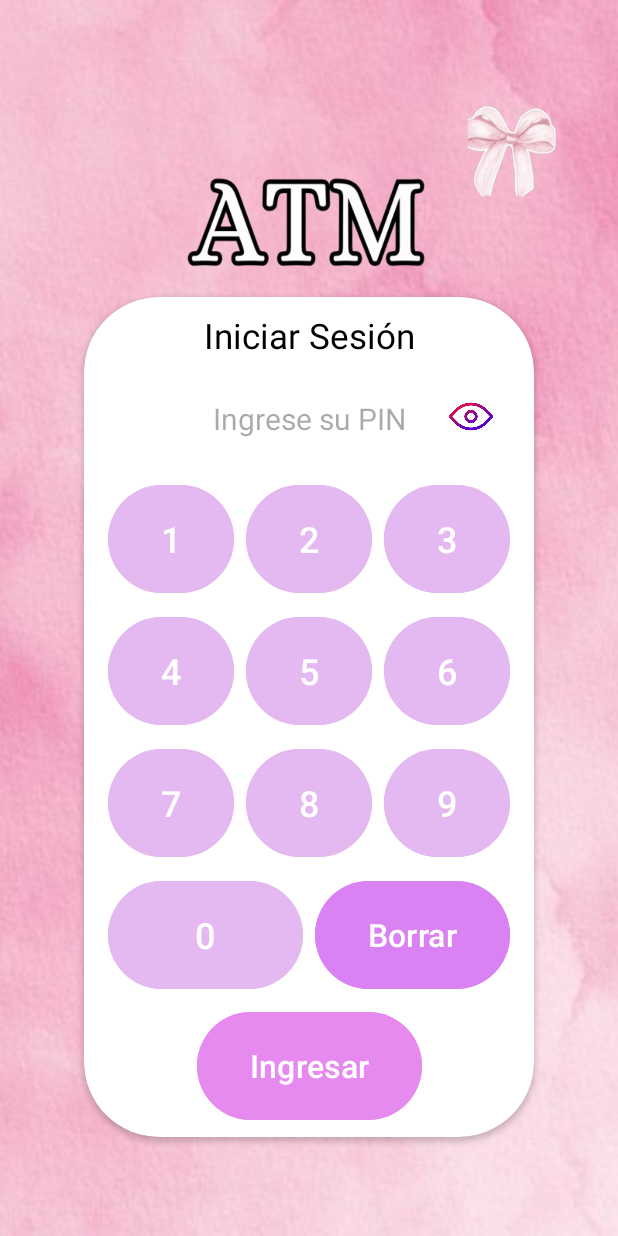
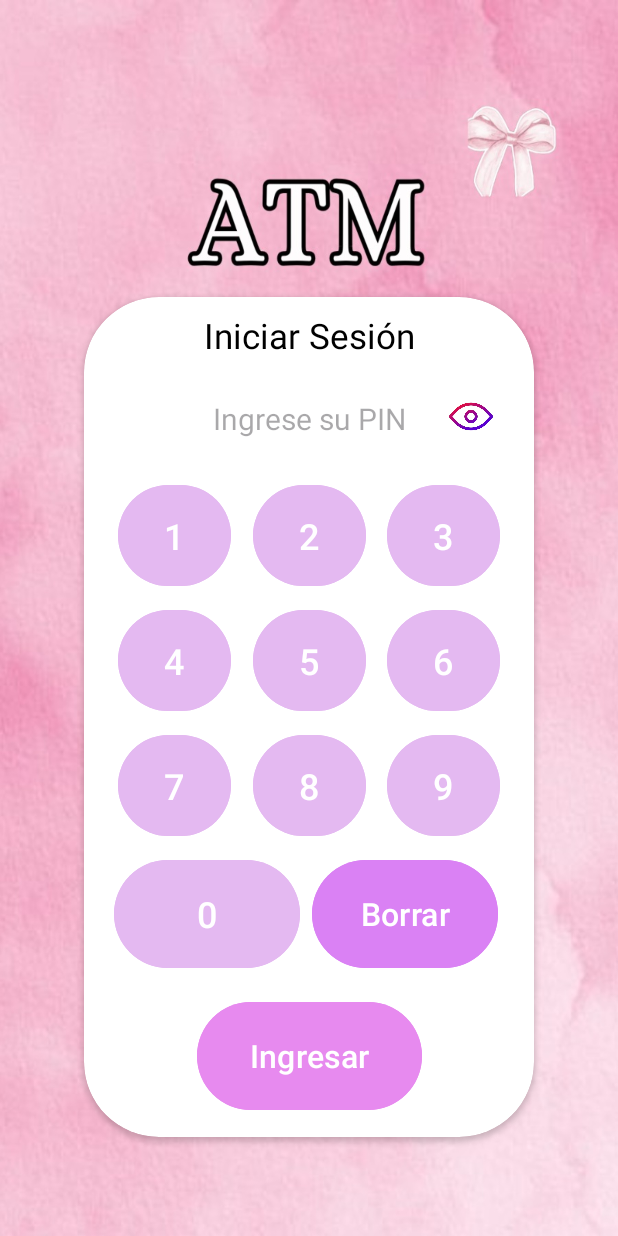
Before and after one commit to seungddaeng/ATMSimulator, an Android app: the screen it shows after launch (IniciarSesionActivity), on a phone screen of 412 x 824 dp. Run offline under Robolectric (Android 15) with nearby library versions, the phone set to English and light mode, and no system bars.

Commit message:
details and images

```diff
--- a/app/src/main/res/layout/activity_atm.xml
+++ b/app/src/main/res/layout/activity_atm.xml
@@ -4,7 +4,7 @@
     xmlns:tools="http://schemas.android.com/tools"
     android:layout_width="match_parent"
     android:layout_height="match_parent"
-    android:background="@drawable/atmpantalla"
+    android:background="@drawable/fondovacio">
     tools:context=".ATMActivity">
 
     <TextView
--- a/app/src/main/res/layout/activity_iniciar_sesion.xml
+++ b/app/src/main/res/layout/activity_iniciar_sesion.xml
@@ -58,8 +58,8 @@
 
             <Button
                 android:id="@+id/btn1"
-                android:layout_width="0dp"
-                android:layout_height="80dp"
+                android:layout_width="75dp"
+                android:layout_height="75dp"
                 android:text="1"
                 android:textSize="24sp"
                 android:backgroundTint="@color/purple"
@@ -72,8 +72,8 @@
 
             <Button
                 android:id="@+id/btn2"
-                android:layout_width="0dp"
-                android:layout_height="80dp"
+                android:layout_width="75dp"
+                android:layout_height="75dp"
                 android:text="2"
                 android:textSize="24sp"
                 android:backgroundTint="@color/purple"
@@ -85,8 +85,8 @@
 
             <Button
                 android:id="@+id/btn3"
-                android:layout_width="0dp"
-                android:layout_height="80dp"
+                android:layout_width="75dp"
+                android:layout_height="75dp"
                 android:text="3"
                 android:textSize="24sp"
                 android:backgroundTint="@color/purple"
@@ -98,8 +98,8 @@
 
             <Button
                 android:id="@+id/btn4"
-                android:layout_width="0dp"
-                android:layout_height="80dp"
+                android:layout_width="75dp"
+                android:layout_height="75dp"
                 android:text="4"
                 android:textSize="24sp"
                 android:backgroundTint="@color/purple"
@@ -112,8 +112,8 @@
 
             <Button
                 android:id="@+id/btn5"
-                android:layout_width="0dp"
-                android:layout_height="80dp"
+                android:layout_width="75dp"
+                android:layout_height="75dp"
                 android:text="5"
                 android:textSize="24sp"
                 android:backgroundTint="@color/purple"
@@ -125,8 +125,8 @@
 
             <Button
                 android:id="@+id/btn6"
-                android:layout_width="0dp"
-                android:layout_height="80dp"
+                android:layout_width="75dp"
+                android:layout_height="75dp"
                 android:text="6"
                 android:textSize="24sp"
                 android:backgroundTint="@color/purple"
@@ -138,8 +138,8 @@
 
             <Button
                 android:id="@+id/btn7"
-                android:layout_width="0dp"
-                android:layout_height="80dp"
+                android:layout_width="75dp"
+                android:layout_height="75dp"
                 android:text="7"
                 android:textSize="24sp"
                 android:backgroundTint="@color/purple"
@@ -152,8 +152,8 @@
 
             <Button
                 android:id="@+id/btn8"
-                android:layout_width="0dp"
-                android:layout_height="80dp"
+                android:layout_width="75dp"
+                android:layout_height="75dp"
                 android:text="8"
                 android:textSize="24sp"
                 android:backgroundTint="@color/purple"
@@ -165,8 +165,8 @@
 
             <Button
                 android:id="@+id/btn9"
-                android:layout_width="0dp"
-                android:layout_height="80dp"
+                android:layout_width="75dp"
+                android:layout_height="75dp"
                 android:text="9"
                 android:textSize="24sp"
                 android:backgroundTint="@color/purple"
@@ -180,15 +180,15 @@
                 android:id="@+id/btn0"
                 android:layout_width="0dp"
                 android:layout_height="80dp"
+                android:layout_marginStart="20dp"
+                android:layout_marginTop="8dp"
+                android:layout_marginEnd="8dp"
+                android:backgroundTint="@color/purple"
                 android:text="0"
                 android:textSize="24sp"
-                android:backgroundTint="@color/purple"
-                app:layout_constraintTop_toBottomOf="@id/btn7"
+                app:layout_constraintEnd_toStartOf="@id/btnBorrar"
                 app:layout_constraintStart_toStartOf="parent"
-                app:layout_constraintEnd_toStartOf="@id/btnBorrar"
-                android:layout_marginTop="8dp"
-                android:layout_marginStart="16dp"
-                android:layout_marginEnd="8dp" />
+                app:layout_constraintTop_toBottomOf="@id/btn7" />
 
             <Button
                 android:id="@+id/btnBorrar"
@@ -201,7 +201,7 @@
                 app:layout_constraintStart_toEndOf="@id/btn0"
                 app:layout_constraintEnd_toEndOf="parent"
                 android:layout_marginTop="8dp"
-                android:layout_marginEnd="16dp" />
+                android:layout_marginEnd="24dp" />
 
             <Button
                 android:id="@+id/boton_iniciar_sesion"
```
Also changed, not shown: app/src/main/res/drawable/fondovacio.jpg (added), app/src/main/res/drawable/logoatm.png (added), app/src/main/res/logo_atm.png (added), app/src/main/res/mipmap-hdpi/logoatm.png (added).
